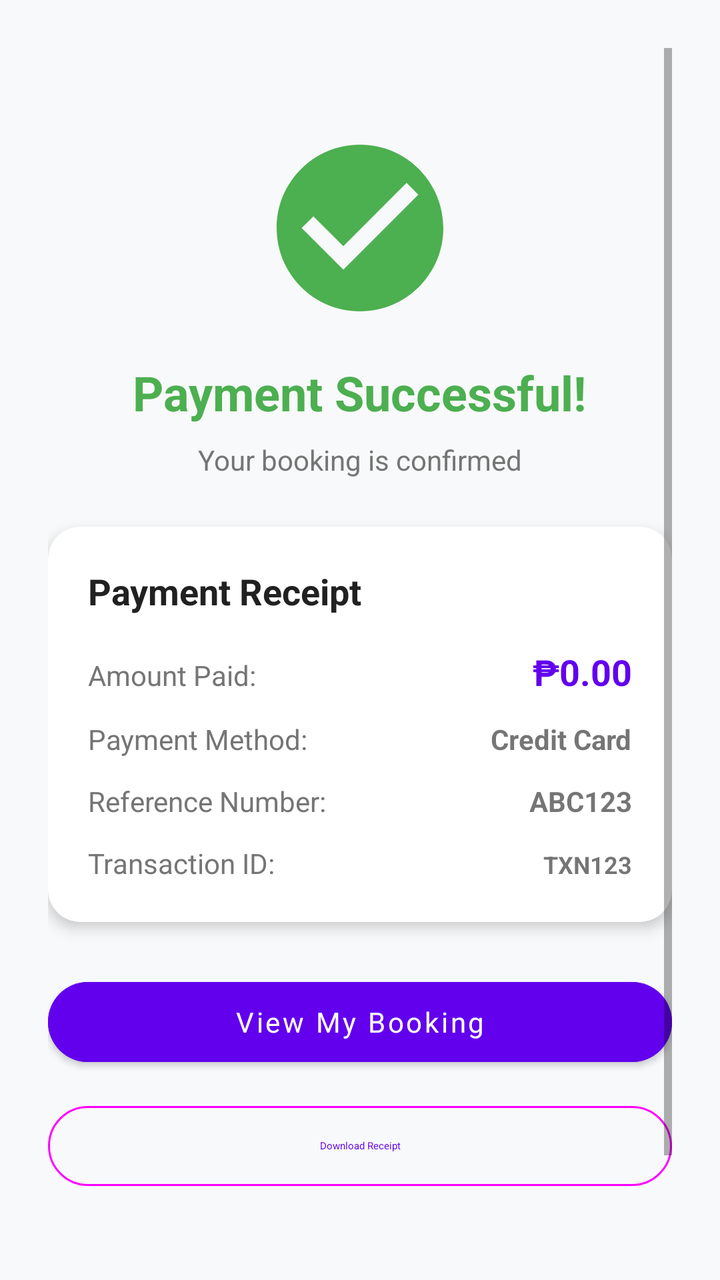
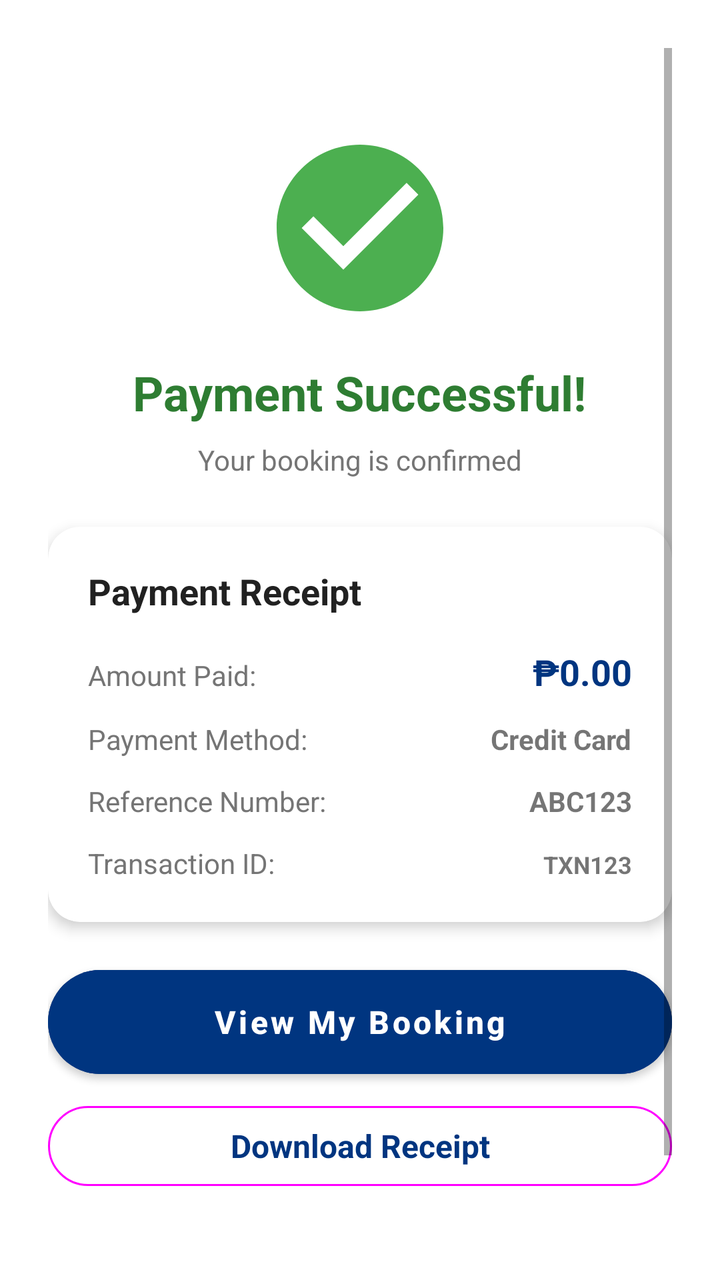

An Android layout rendered at two revisions. The XML below is the earlier revision; the diff shows what the commit changed to produce the second picture.
<!-- AndroidManifest.xml: application theme Theme.AgodaApp -->
<!-- res/layout/activity_payment_success.xml -->
<?xml version="1.0" encoding="utf-8"?>
<LinearLayout xmlns:android="http://schemas.android.com/apk/res/android"
    xmlns:app="http://schemas.android.com/apk/res-auto"
    android:layout_width="match_parent"
    android:layout_height="match_parent"
    android:orientation="vertical"
    android:background="#F8F9FA"
    android:padding="24dp">

    <ScrollView
        android:layout_width="match_parent"
        android:layout_height="match_parent">

        <LinearLayout
            android:layout_width="match_parent"
            android:layout_height="wrap_content"
            android:orientation="vertical"
            android:gravity="center">

            
            <ImageView
                android:layout_width="100dp"
                android:layout_height="100dp"
                android:src="@drawable/ic_check_circle"
                android:layout_marginTop="40dp" />

            <TextView
                android:layout_width="wrap_content"
                android:layout_height="wrap_content"
                android:text="Payment Successful!"
                android:textSize="24sp"
                android:textStyle="bold"
                android:textColor="#4CAF50"
                android:layout_marginTop="16dp" />

            <TextView
                android:layout_width="wrap_content"
                android:layout_height="wrap_content"
                android:text="Your booking is confirmed"
                android:textSize="14sp"
                android:textColor="#757575"
                android:layout_marginTop="8dp" />

            
            <com.google.android.material.card.MaterialCardView
                android:layout_width="match_parent"
                android:layout_height="wrap_content"
                app:cardCornerRadius="16dp"
                app:cardElevation="4dp"
                android:layout_marginTop="24dp">

                <LinearLayout
                    android:layout_width="match_parent"
                    android:layout_height="wrap_content"
                    android:orientation="vertical"
                    android:padding="20dp">

                    <TextView
                        android:layout_width="wrap_content"
                        android:layout_height="wrap_content"
                        android:text="Payment Receipt"
                        android:textSize="18sp"
                        android:textStyle="bold"
                        android:textColor="#212121"
                        android:layout_marginBottom="16dp" />

                    <LinearLayout
                        android:layout_width="match_parent"
                        android:layout_height="wrap_content"
                        android:orientation="horizontal"
                        android:layout_marginBottom="12dp">

                        <TextView
                            android:layout_width="0dp"
                            android:layout_height="wrap_content"
                            android:layout_weight="1"
                            android:text="Amount Paid:"
                            android:textSize="14sp"
                            android:textColor="#757575" />

                        <TextView
                            android:id="@+id/tvAmount"
                            android:layout_width="wrap_content"
                            android:layout_height="wrap_content"
                            android:text="₱0.00"
                            android:textSize="18sp"
                            android:textStyle="bold"
                            android:textColor="#6200EE" />

                    </LinearLayout>

                    <LinearLayout
                        android:layout_width="match_parent"
                        android:layout_height="wrap_content"
                        android:orientation="horizontal"
                        android:layout_marginBottom="12dp">

                        <TextView
                            android:layout_width="0dp"
                            android:layout_height="wrap_content"
                            android:layout_weight="1"
                            android:text="Payment Method:"
                            android:textSize="14sp"
                            android:textColor="#757575" />

                        <TextView
                            android:id="@+id/tvPaymentMethod"
                            android:layout_width="wrap_content"
                            android:layout_height="wrap_content"
                            android:text="Credit Card"
                            android:textSize="14sp"
                            android:textStyle="bold" />

                    </LinearLayout>

                    <LinearLayout
                        android:layout_width="match_parent"
                        android:layout_height="wrap_content"
                        android:orientation="horizontal"
                        android:layout_marginBottom="12dp">

                        <TextView
                            android:layout_width="0dp"
                            android:layout_height="wrap_content"
                            android:layout_weight="1"
                            android:text="Reference Number:"
                            android:textSize="14sp"
                            android:textColor="#757575" />

                        <TextView
                            android:id="@+id/tvReferenceNumber"
                            android:layout_width="wrap_content"
                            android:layout_height="wrap_content"
                            android:text="ABC123"
                            android:textSize="14sp"
                            android:textStyle="bold" />

                    </LinearLayout>

                    <LinearLayout
                        android:layout_width="match_parent"
                        android:layout_height="wrap_content"
                        android:orientation="horizontal">

                        <TextView
                            android:layout_width="0dp"
                            android:layout_height="wrap_content"
                            android:layout_weight="1"
                            android:text="Transaction ID:"
                            android:textSize="14sp"
                            android:textColor="#757575" />

                        <TextView
                            android:id="@+id/tvTransactionId"
                            android:layout_width="wrap_content"
                            android:layout_height="wrap_content"
                            android:text="TXN123"
                            android:textSize="12sp"
                            android:textStyle="bold" />

                    </LinearLayout>

                </LinearLayout>

            </com.google.android.material.card.MaterialCardView>

            
            <com.google.android.material.button.MaterialButton
                android:id="@+id/btnViewBooking"
                android:layout_width="match_parent"
                android:layout_height="52dp"
                android:layout_marginTop="24dp"
                android:text="View My Booking"
                android:textAllCaps="false"
                android:backgroundTint="#6200EE"
                app:cornerRadius="26dp" />

            <com.google.android.material.button.MaterialButton
                android:id="@+id/btnDownloadReceipt"
                android:layout_width="match_parent"
                android:layout_height="48dp"
                android:layout_marginTop="12dp"
                android:text="Download Receipt"
                android:textAllCaps="false"
                style="@style/Widget.Material3.Button.OutlinedButton" />

            <com.google.android.material.button.MaterialButton
                android:id="@+id/btnBackToHome"
                android:layout_width="wrap_content"
                android:layout_height="48dp"
                android:layout_marginTop="12dp"
                android:text="Back to Home"
                android:textAllCaps="false"
                android:textColor="#6200EE"
                style="@style/Widget.Material3.Button.TextButton" />

        </LinearLayout>

    </ScrollView>

</LinearLayout>
<!-- resources referenced by this layout -->
<resources>
  <!-- drawable ic_check_circle (drawable) -->
  <?xml version="1.0" encoding="utf-8"?>
  <vector xmlns:android="http://schemas.android.com/apk/res/android"
      android:width="24dp"
      android:height="24dp"
      android:viewportWidth="24"
      android:viewportHeight="24">
      <path
          android:fillColor="#4CAF50"
          android:pathData="M12,2C6.48,2 2,6.48 2,12s4.48,10 10,10 10,-4.48 10,-10S17.52,2 12,2zM10,17l-5,-5 1.41,-1.41L10,14.17l7.59,-7.59L19,8l-9,9z"/>
  </vector>
  <style name="Theme.AgodaApp" parent="Theme.MaterialComponents.DayNight.NoActionBar">
          
          <item name="colorPrimary">#6200EE</item>
          <item name="colorPrimaryVariant">#3700B3</item>
          <item name="colorOnPrimary">@android:color/white</item>
  
          
          <item name="colorSecondary">#03DAC5</item>
          <item name="colorSecondaryVariant">#018786</item>
          <item name="colorOnSecondary">@android:color/black</item>
  
          
          <item name="android:statusBarColor">?attr/colorPrimaryVariant</item>
  
          
          <item name="android:fontFamily">sans-serif</item>
  
          
          <item name="materialButtonStyle">@style/Widget.MaterialComponents.Button</item>
          <item name="materialCardViewStyle">@style/Widget.MaterialComponents.CardView</item>
      </style>
</resources>

<!-- the commit's change to res/layout/activity_payment_success.xml (unified diff, before → after) -->
@@ -4,7 +4,7 @@
     android:layout_width="match_parent"
     android:layout_height="match_parent"
     android:orientation="vertical"
-    android:background="#F8F9FA"
+    android:background="?android:attr/windowBackground"
     android:padding="24dp">
 
     <ScrollView
@@ -30,7 +30,7 @@
                 android:text="Payment Successful!"
                 android:textSize="24sp"
                 android:textStyle="bold"
-                android:textColor="#4CAF50"
+                android:textColor="@color/agoda_green"
                 android:layout_marginTop="16dp" />
 
             <TextView
@@ -38,7 +38,7 @@
                 android:layout_height="wrap_content"
                 android:text="Your booking is confirmed"
                 android:textSize="14sp"
-                android:textColor="#757575"
+                android:textColor="@color/gray_600"
                 android:layout_marginTop="8dp" />
 
             
@@ -61,7 +61,7 @@
                         android:text="Payment Receipt"
                         android:textSize="18sp"
                         android:textStyle="bold"
-                        android:textColor="#212121"
+                        android:textColor="@color/gray_900"
                         android:layout_marginBottom="16dp" />
 
                     <LinearLayout
@@ -76,7 +76,7 @@
                             android:layout_weight="1"
                             android:text="Amount Paid:"
                             android:textSize="14sp"
-                            android:textColor="#757575" />
+                            android:textColor="@color/gray_600" />
 
                         <TextView
                             android:id="@+id/tvAmount"
@@ -85,7 +85,7 @@
                             android:text="₱0.00"
                             android:textSize="18sp"
                             android:textStyle="bold"
-                            android:textColor="#6200EE" />
+                            android:textColor="?attr/colorPrimary" />
 
                     </LinearLayout>
 
@@ -101,7 +101,7 @@
                             android:layout_weight="1"
                             android:text="Payment Method:"
                             android:textSize="14sp"
-                            android:textColor="#757575" />
+                            android:textColor="@color/gray_600" />
 
                         <TextView
                             android:id="@+id/tvPaymentMethod"
@@ -125,7 +125,7 @@
                             android:layout_weight="1"
                             android:text="Reference Number:"
                             android:textSize="14sp"
-                            android:textColor="#757575" />
+                            android:textColor="@color/gray_600" />
 
                         <TextView
                             android:id="@+id/tvReferenceNumber"
@@ -148,7 +148,7 @@
                             android:layout_weight="1"
                             android:text="Transaction ID:"
                             android:textSize="14sp"
-                            android:textColor="#757575" />
+                            android:textColor="@color/gray_600" />
 
                         <TextView
                             android:id="@+id/tvTransactionId"
@@ -172,7 +172,7 @@
                 android:layout_marginTop="24dp"
                 android:text="View My Booking"
                 android:textAllCaps="false"
-                android:backgroundTint="#6200EE"
+                android:backgroundTint="?attr/colorPrimary"
                 app:cornerRadius="26dp" />
 
             <com.google.android.material.button.MaterialButton
@@ -191,7 +191,7 @@
                 android:layout_marginTop="12dp"
                 android:text="Back to Home"
                 android:textAllCaps="false"
-                android:textColor="#6200EE"
+                android:textColor="?attr/colorPrimary"
                 style="@style/Widget.Material3.Button.TextButton" />
 
         </LinearLayout>
<!-- resource entries referenced after the edit -->
@@ -1,5 +1,8 @@
 <!-- resources referenced by this layout -->
 <resources>
+  <color name="agoda_green">#2E7D32</color>
+  <color name="gray_600">#757575</color>
+  <color name="gray_900">#212121</color>
   <!-- drawable ic_check_circle (drawable) -->
   <?xml version="1.0" encoding="utf-8"?>
   <vector xmlns:android="http://schemas.android.com/apk/res/android"
@@ -11,26 +14,61 @@
           android:fillColor="#4CAF50"
           android:pathData="M12,2C6.48,2 2,6.48 2,12s4.48,10 10,10 10,-4.48 10,-10S17.52,2 12,2zM10,17l-5,-5 1.41,-1.41L10,14.17l7.59,-7.59L19,8l-9,9z"/>
   </vector>
-  <style name="Theme.AgodaApp" parent="Theme.MaterialComponents.DayNight.NoActionBar">
+  <style name="Theme.AgodaApp" parent="Theme.MaterialComponents.Light.NoActionBar">
           
-          <item name="colorPrimary">#6200EE</item>
-          <item name="colorPrimaryVariant">#3700B3</item>
-          <item name="colorOnPrimary">@android:color/white</item>
+          <item name="colorPrimary">@color/agoda_blue</item>
+          <item name="colorPrimaryVariant">@color/agoda_blue_dark</item>
+          <item name="colorOnPrimary">@color/white</item>
   
           
-          <item name="colorSecondary">#03DAC5</item>
-          <item name="colorSecondaryVariant">#018786</item>
-          <item name="colorOnSecondary">@android:color/black</item>
+          <item name="colorSecondary">@color/agoda_blue</item>
+          <item name="colorSecondaryVariant">@color/agoda_blue_dark</item>
+          <item name="colorOnSecondary">@color/white</item>
   
           
-          <item name="android:statusBarColor">?attr/colorPrimaryVariant</item>
+          <item name="android:windowBackground">@color/white</item>
+          <item name="colorSurface">@color/white</item>
+          <item name="colorOnSurface">@color/gray_900</item>
   
           
-          <item name="android:fontFamily">sans-serif</item>
+          <item name="android:statusBarColor">@color/white</item>
+          <item name="android:windowLightStatusBar">true</item>
   
           
-          <item name="materialButtonStyle">@style/Widget.MaterialComponents.Button</item>
-          <item name="materialCardViewStyle">@style/Widget.MaterialComponents.CardView</item>
+          <item name="textInputStyle">@style/Widget.Agoda.TextInputLayout</item>
+          <item name="materialButtonStyle">@style/Widget.Agoda.Button</item>
+          <item name="materialCardViewStyle">@style/Widget.Agoda.CardView</item>
+          <item name="toolbarStyle">@style/Widget.Agoda.Toolbar</item>
+      </style>
+  <color name="agoda_blue">#003580</color>
+  <color name="agoda_blue_dark">#00224F</color>
+  <color name="white">#FFFFFFFF</color>
+  <style name="Widget.Agoda.TextInputLayout" parent="Widget.MaterialComponents.TextInputLayout.OutlinedBox">
+          <item name="boxStrokeColor">@color/agoda_blue</item>
+          <item name="hintTextColor">@color/agoda_blue</item>
+          <item name="android:textColorHint">@color/gray_600</item>
+          <item name="boxCornerRadiusTopStart">12dp</item>
+          <item name="boxCornerRadiusTopEnd">12dp</item>
+          <item name="boxCornerRadiusBottomStart">12dp</item>
+          <item name="boxCornerRadiusBottomEnd">12dp</item>
+      </style>
+  <style name="Widget.Agoda.Button" parent="Widget.MaterialComponents.Button">
+          <item name="cornerRadius">12dp</item>
+          <item name="android:insetTop">0dp</item>
+          <item name="android:insetBottom">0dp</item>
+          <item name="textAllCaps">false</item>
+          <item name="android:textSize">16sp</item>
+          <item name="android:textStyle">bold</item>
+      </style>
+  <style name="Widget.Agoda.CardView" parent="Widget.MaterialComponents.CardView">
+          <item name="cardCornerRadius">16dp</item>
+          <item name="cardElevation">4dp</item>
+      </style>
+  <style name="Widget.Agoda.Toolbar" parent="Widget.MaterialComponents.Toolbar">
+          <item name="android:background">@color/white</item>
+          <item name="titleTextColor">@color/agoda_blue</item>
+          <item name="subtitleTextColor">@color/gray_600</item>
+          <item name="navigationIconTint">@color/agoda_blue</item>
       </style>
 </resources>
 
